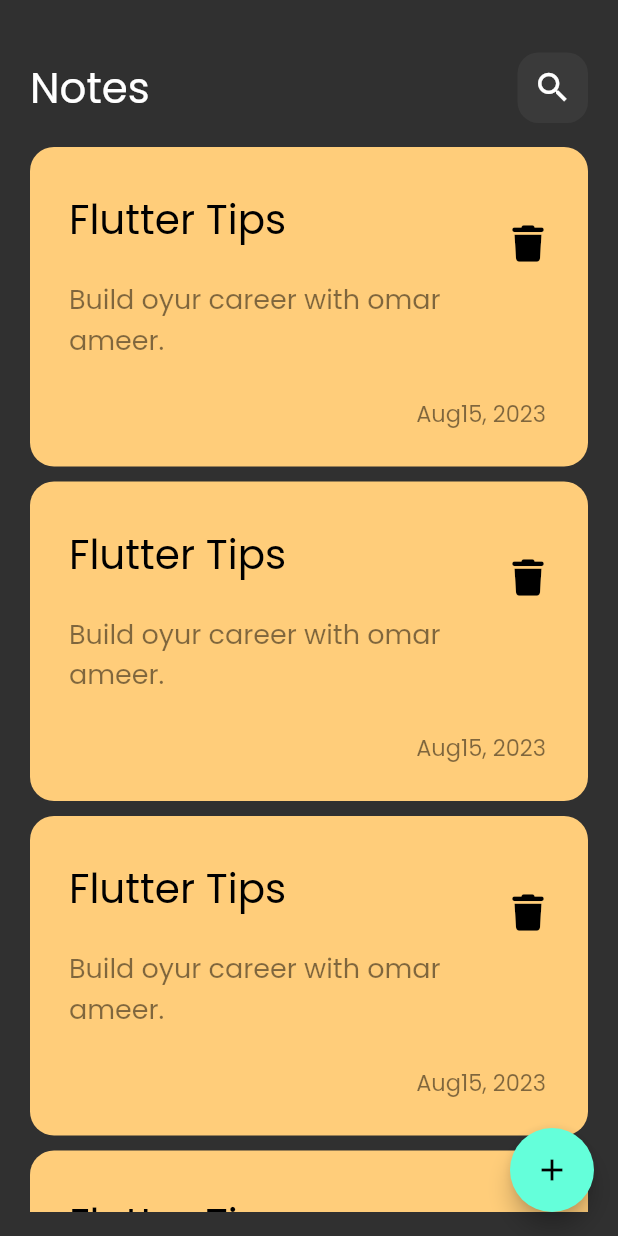
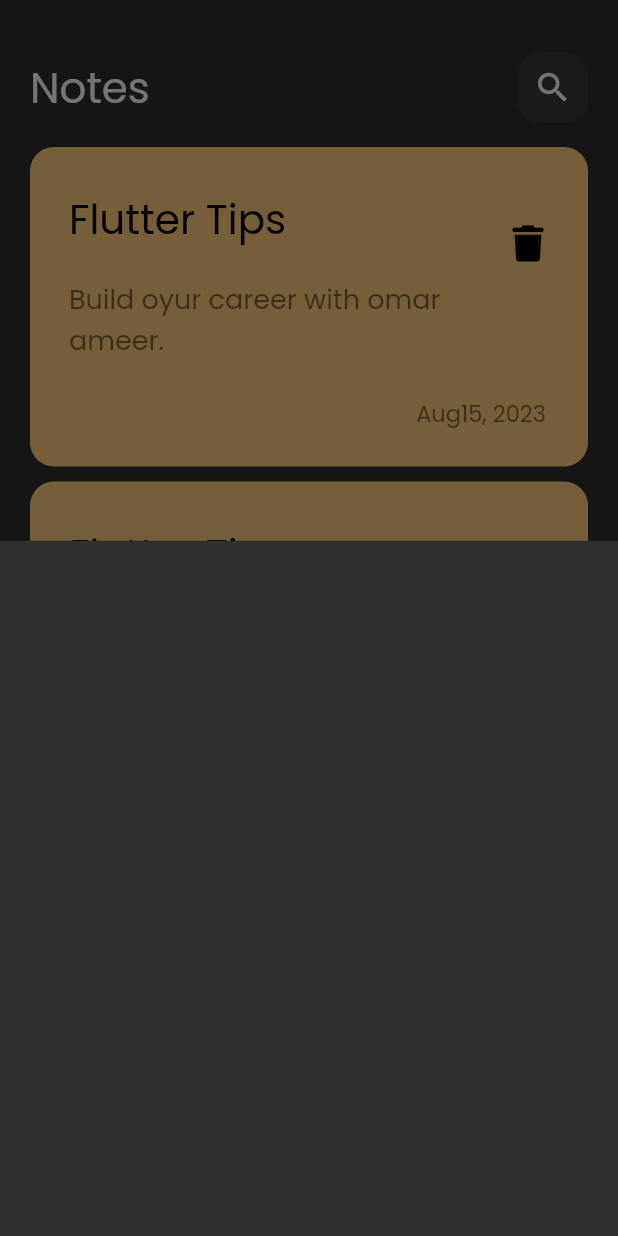
Before and after one commit to OmarAmeer96/notes_app, a Flutter app: the screen it shows after launch, after a tap on the "add" icon, on a phone screen of 412 x 824 dp. Run offline on Flutter 3.47's test engine with Material 2 defaults, Android fonts, the phone set to English and light mode, and no system bars; our stand-ins replace font_awesome_flutter.

Commit message:
Show modal bottom sheet.

```diff
--- a/lib/views/notes_view.dart
+++ b/lib/views/notes_view.dart
@@ -1,4 +1,5 @@
 import 'package:flutter/material.dart';
+import 'widgets/add_note_bottom_sheet.dart';
 import 'widgets/notes_view_body.dart';
 
 class NotesView extends StatelessWidget {
@@ -8,7 +9,14 @@ class NotesView extends StatelessWidget {
   Widget build(BuildContext context) {
     return Scaffold(
       floatingActionButton: FloatingActionButton(
-        onPressed: () {},
+        onPressed: () {
+          showModalBottomSheet(
+            context: context,
+            builder: (context) {
+              return const AddNoteBottomSheet();
+            },
+          );
+        },
         child: const Icon(
           Icons.add,
         ),
--- /dev/null
+++ b/lib/views/widgets/add_note_bottom_sheet.dart
@@ -0,0 +1,10 @@
+import 'package:flutter/material.dart';
+
+class AddNoteBottomSheet extends StatelessWidget {
+  const AddNoteBottomSheet({super.key});
+
+  @override
+  Widget build(BuildContext context) {
+    return Container();
+  }
+}
```
